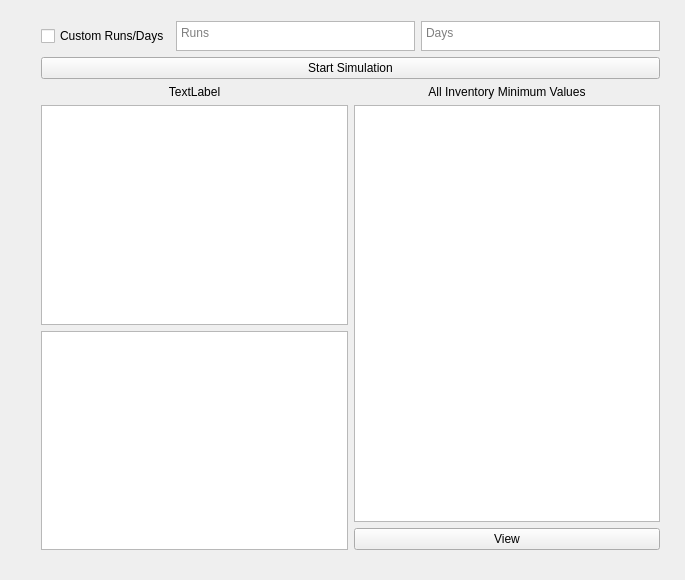
Old version of the form mainwindow.ui in the repository ragrag/Inventory-Simulation-QT.
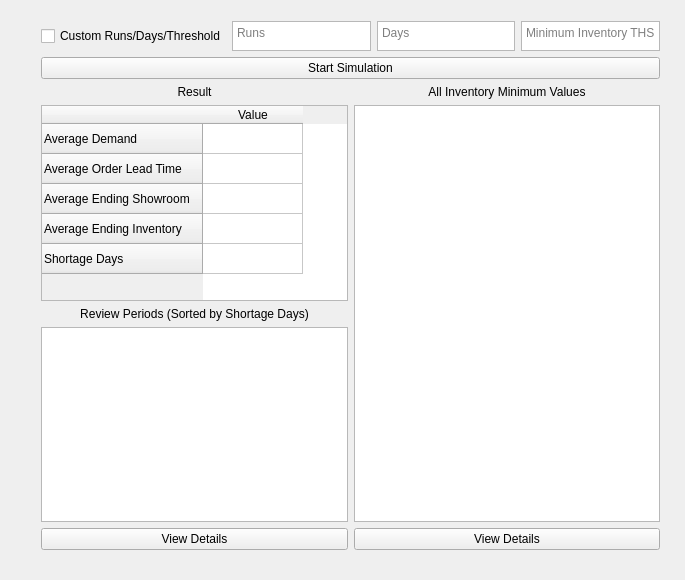
New version of the form.

Commit message: some fucking gui elements and shit

What changed in the file:
```diff
--- a/mainwindow.ui
+++ b/mainwindow.ui
@@ -37,7 +37,7 @@
             </size>
            </property>
            <property name="text">
-            <string>Custom Runs/Days</string>
+            <string>Custom Runs/Days/Threshold</string>
            </property>
           </widget>
          </item>
@@ -79,6 +79,25 @@
            </property>
           </widget>
          </item>
+         <item>
+          <widget class="QTextEdit" name="customTHSText">
+           <property name="sizePolicy">
+            <sizepolicy hsizetype="Expanding" vsizetype="Fixed">
+             <horstretch>0</horstretch>
+             <verstretch>0</verstretch>
+            </sizepolicy>
+           </property>
+           <property name="maximumSize">
+            <size>
+             <width>16777215</width>
+             <height>30</height>
+            </size>
+           </property>
+           <property name="placeholderText">
+            <string>Minimum Inventory THS</string>
+           </property>
+          </widget>
+         </item>
         </layout>
        </item>
        <item>
@@ -95,7 +114,7 @@
            <item>
             <widget class="QLabel" name="label">
              <property name="text">
-              <string>TextLabel</string>
+              <string>Result</string>
              </property>
              <property name="alignment">
               <set>Qt::AlignCenter</set>
@@ -103,10 +122,58 @@
             </widget>
            </item>
            <item>
-            <widget class="QTableWidget" name="tableWidget_2"/>
+            <widget class="QTableWidget" name="resultsTable">
+             <row>
+              <property name="text">
+               <string>Average Demand</string>
+              </property>
+             </row>
+             <row>
+              <property name="text">
+               <string>Average Order Lead Time</string>
+              </property>
+             </row>
+             <row>
+              <property name="text">
+               <string>Average Ending Showroom</string>
+              </property>
+             </row>
+             <row>
+              <property name="text">
+               <string>Average Ending Inventory</string>
+              </property>
+             </row>
+             <row>
+              <property name="text">
+               <string>Shortage Days</string>
+              </property>
+             </row>
+             <column>
+              <property name="text">
+               <string>Value</string>
+              </property>
+             </column>
+            </widget>
            </item>
            <item>
-            <widget class="QTableWidget" name="tableWidget"/>
+            <widget class="QLabel" name="reviewPeriodLabel">
+             <property name="text">
+              <string>Review Periods (Sorted by Shortage Days)</string>
+             </property>
+             <property name="alignment">
+              <set>Qt::AlignCenter</set>
+             </property>
+            </widget>
+           </item>
+           <item>
+            <widget class="QListWidget" name="reviewPeriodList"/>
+           </item>
+           <item>
+            <widget class="QPushButton" name="viewReviewPeriod_Btn">
+             <property name="text">
+              <string>View Details</string>
+             </property>
+            </widget>
            </item>
           </layout>
          </item>
@@ -128,7 +195,7 @@
            <item>
             <widget class="QPushButton" name="pushButton_2">
              <property name="text">
-              <string>View</string>
+              <string>View Details</string>
              </property>
             </widget>
            </item>
```
Left out of the diff: 6 changed lines with no effect on the pictures. The commit also changes 5 other files.
